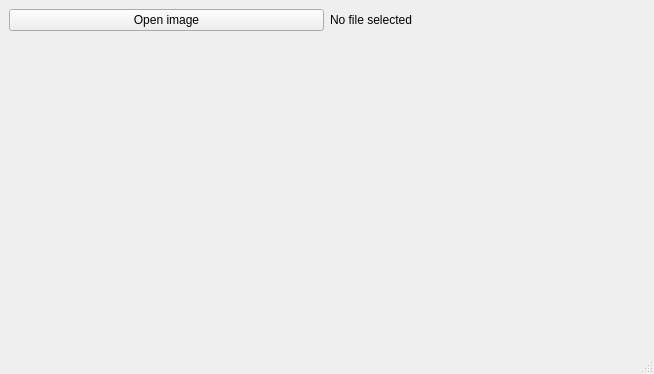
Qt form app/image_viewer.ui (riklaunim/pyqt-pyside-example) before a commit.
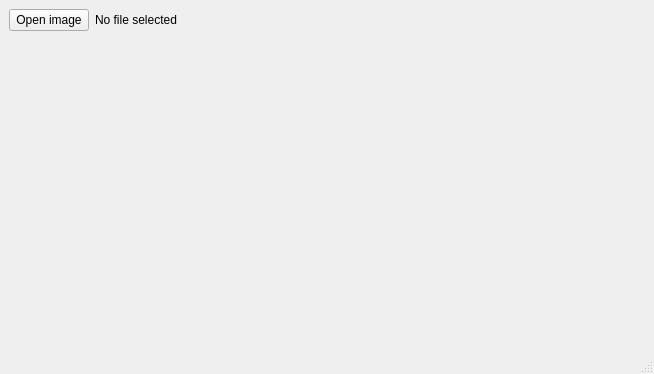
The same form after that commit.

Commit message: Implement image viewing.

```diff
--- a/app/image_viewer.ui
+++ b/app/image_viewer.ui
@@ -26,6 +26,12 @@
       </item>
       <item>
        <widget class="QLabel" name="currentFile">
+        <property name="sizePolicy">
+         <sizepolicy hsizetype="MinimumExpanding" vsizetype="Preferred">
+          <horstretch>0</horstretch>
+          <verstretch>0</verstretch>
+         </sizepolicy>
+        </property>
         <property name="text">
          <string>No file selected</string>
         </property>
```
The commit also changes 4 other files.
